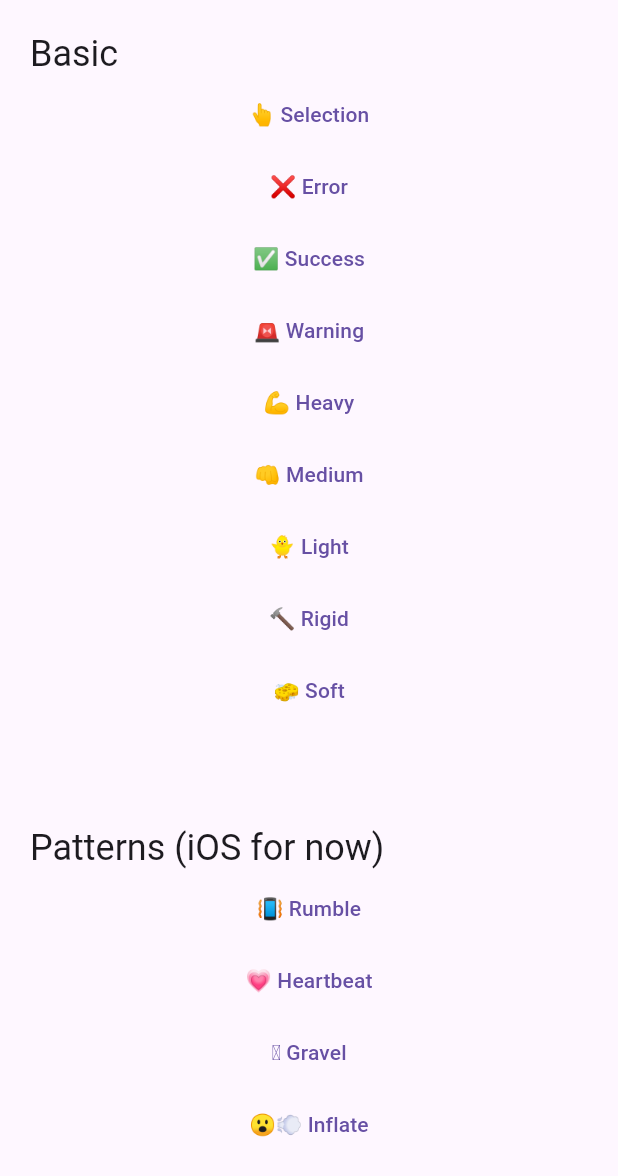
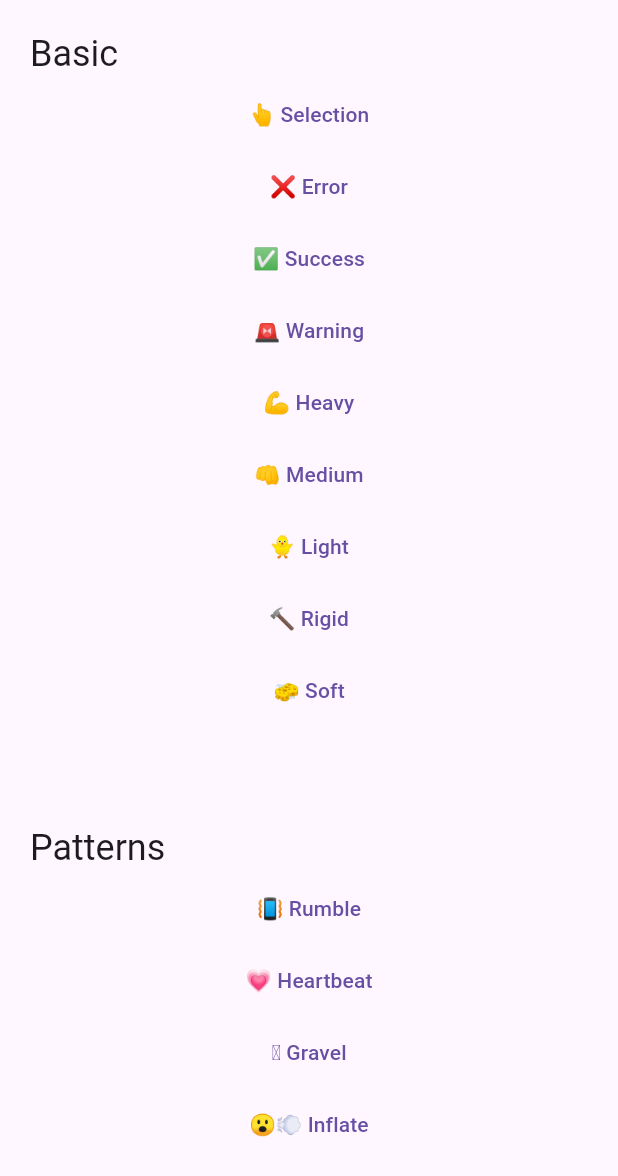
Before and after one commit to istornz/flutter_gaimon, a Flutter app: the screen it shows after launch, on a phone screen of 412 x 824 dp. Shown: the top 1176 px of the screen. Run offline on Flutter 3.47's test engine with Material 3 defaults, Android fonts, the phone set to English and light mode, and no system bars.

Commit message:
🔖 Bump version

```diff
--- a/example/lib/main.dart
+++ b/example/lib/main.dart
@@ -30,7 +30,7 @@ class _MyAppState extends State<MyApp> {
                     children: [
                       Text(
                         'Basic',
-                        style: Theme.of(context).textTheme.headline5,
+                        style: Theme.of(context).textTheme.headlineSmall,
                       ),
                       Expanded(
                         child: ListView(
@@ -86,8 +86,8 @@ class _MyAppState extends State<MyApp> {
                     crossAxisAlignment: CrossAxisAlignment.start,
                     children: [
                       Text(
-                        'Patterns (iOS for now)',
-                        style: Theme.of(context).textTheme.headline5,
+                        'Patterns',
+                        style: Theme.of(context).textTheme.headlineSmall,
                       ),
                       Expanded(
                         child: ListView(
--- a/pubspec.yaml
+++ b/pubspec.yaml
@@ -1,6 +1,6 @@
 name: gaimon
 description: A Flutter plugin to fully support Haptic feedback with custom pattern.
-version: 1.2.2+2
+version: 1.3.0
 homepage: https://dimitridessus.fr
 repository: https://github.com/istornz/Gaimon
 
@@ -9,7 +9,7 @@ environment:
   flutter: ">=1.17.0"
 
 screenshots:
-  - description: 'Show how gaimon works by displaying all patterns available in the plugin'
+  - description: 'Show how Gaimon works by displaying all patterns available in the plugin'
     path: images/preview.jpg
   - description: 'Gaimon logo'
     path: images/gaimon.jpg
@@ -21,7 +21,7 @@ dependencies:
 dev_dependencies:
   flutter_test:
     sdk: flutter
-  flutter_lints: ^3.0.1
+  flutter_lints: ^3.0.2
 
 # For information on the generic Dart part of this file, see the
 # following page: https://dart.dev/tools/pub/pubspec
```
Also changed, not shown: example/pubspec.lock, 2 other files.
